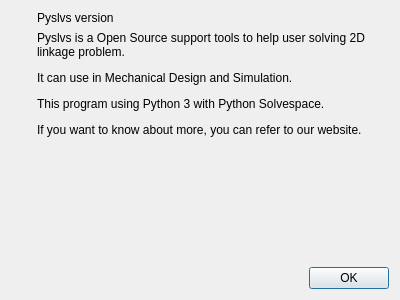
Before: the Qt Designer form core/info/version.ui in KmolYuan/Pyslvs-UI, drawn with Qt 5.
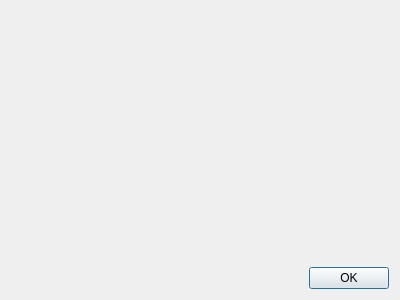
After: the same form once the commit is applied. Icons and pictures are not drawn.

```diff
--- a/core/info/version.ui
+++ b/core/info/version.ui
@@ -94,7 +94,7 @@
           </sizepolicy>
          </property>
          <property name="text">
-          <string>Pyslvs version</string>
+          <string/>
          </property>
         </widget>
        </item>
@@ -110,7 +110,7 @@
           <string>Version Info</string>
          </property>
          <property name="text">
-          <string>&lt;html&gt;&lt;head/&gt;&lt;body&gt;&lt;p&gt;Pyslvs is a Open Source support tools to help user solving 2D linkage problem.&lt;/p&gt;&lt;p&gt;It can use in Mechanical Design and Simulation.&lt;/p&gt;&lt;p&gt;This program using Python 3 with Python Solvespace.&lt;/p&gt;&lt;p&gt;If you want to know about more, you can refer to our website.&lt;/p&gt;&lt;/body&gt;&lt;/html&gt;</string>
+          <string>&lt;html&gt;&lt;head/&gt;&lt;body&gt;&lt;p&gt;&lt;br/&gt;&lt;/p&gt;&lt;/body&gt;&lt;/html&gt;</string>
          </property>
          <property name="textFormat">
           <enum>Qt::RichText</enum>
```
Left out of the diff: 4 changed lines with no effect on the pictures.
